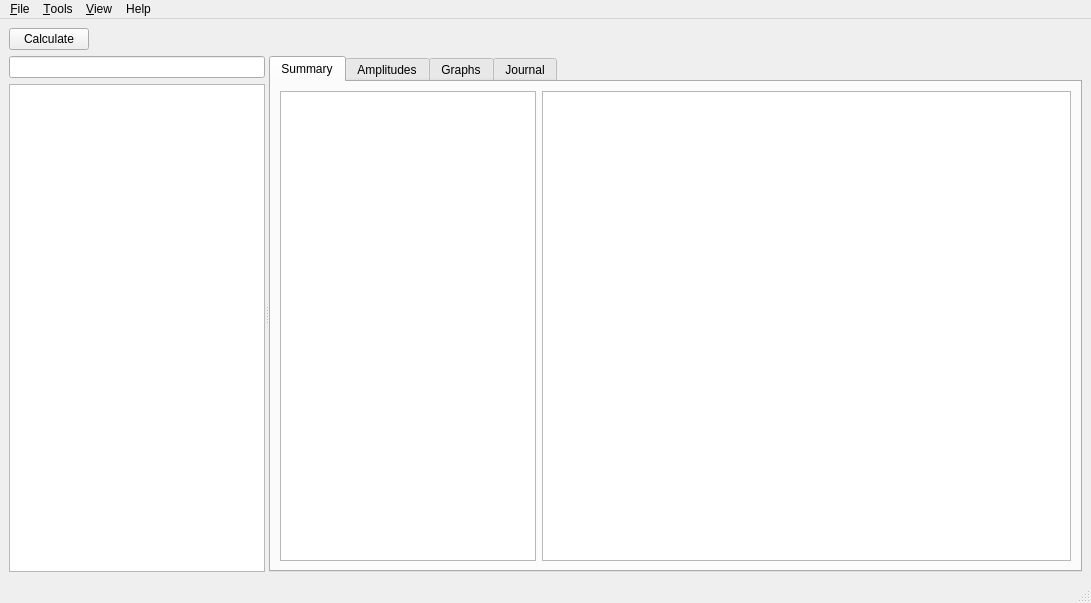
This is src/views/calculatorMainView.ui in akushyn/QtStatisticCalculator as Qt 5 draws it before an edit. The edited form follows.
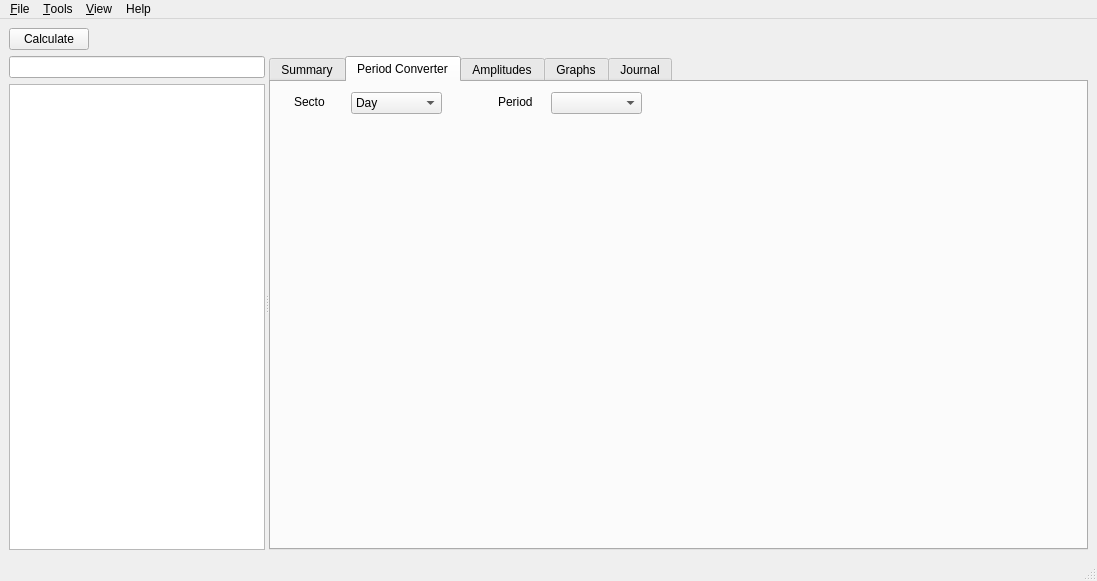
This is the edited form. The open tabs and pages were chosen to show the change. Icons and pictures are not drawn. Custom widgets are drawn as their Qt base class.

```diff
--- a/src/views/calculatorMainView.ui
+++ b/src/views/calculatorMainView.ui
@@ -6,8 +6,8 @@
    <rect>
     <x>0</x>
     <y>0</y>
-    <width>1091</width>
-    <height>603</height>
+    <width>1097</width>
+    <height>581</height>
    </rect>
   </property>
   <property name="sizePolicy">
@@ -114,6 +114,82 @@
            </item>
           </layout>
          </widget>
+         <widget class="QWidget" name="tab_3">
+          <attribute name="title">
+           <string>Period Converter</string>
+          </attribute>
+          <widget class="QComboBox" name="comboBox_2">
+           <property name="geometry">
+            <rect>
+             <x>80</x>
+             <y>10</y>
+             <width>91</width>
+             <height>22</height>
+            </rect>
+           </property>
+           <item>
+            <property name="text">
+             <string>Day</string>
+            </property>
+           </item>
+           <item>
+            <property name="text">
+             <string>Week</string>
+            </property>
+           </item>
+           <item>
+            <property name="text">
+             <string>Month</string>
+            </property>
+           </item>
+           <item>
+            <property name="text">
+             <string>Quarter</string>
+            </property>
+           </item>
+           <item>
+            <property name="text">
+             <string>Year</string>
+            </property>
+           </item>
+          </widget>
+          <widget class="QComboBox" name="comboBox_3">
+           <property name="geometry">
+            <rect>
+             <x>280</x>
+             <y>10</y>
+             <width>91</width>
+             <height>22</height>
+            </rect>
+           </property>
+          </widget>
+          <widget class="QLabel" name="label_2">
+           <property name="geometry">
+            <rect>
+             <x>23</x>
+             <y>12</y>
+             <width>31</width>
+             <height>16</height>
+            </rect>
+           </property>
+           <property name="text">
+            <string>Sector</string>
+           </property>
+          </widget>
+          <widget class="QLabel" name="label_3">
+           <property name="geometry">
+            <rect>
+             <x>227</x>
+             <y>12</y>
+             <width>41</width>
+             <height>16</height>
+            </rect>
+           </property>
+           <property name="text">
+            <string>Period</string>
+           </property>
+          </widget>
+         </widget>
          <widget class="QWidget" name="tabDistributions">
           <attribute name="title">
            <string>Amplitudes</string>
@@ -310,7 +386,7 @@
     <rect>
      <x>0</x>
      <y>0</y>
-     <width>1091</width>
+     <width>1097</width>
      <height>21</height>
     </rect>
    </property>
```
Left out of the diff: 2 changed lines with no effect on the pictures.
